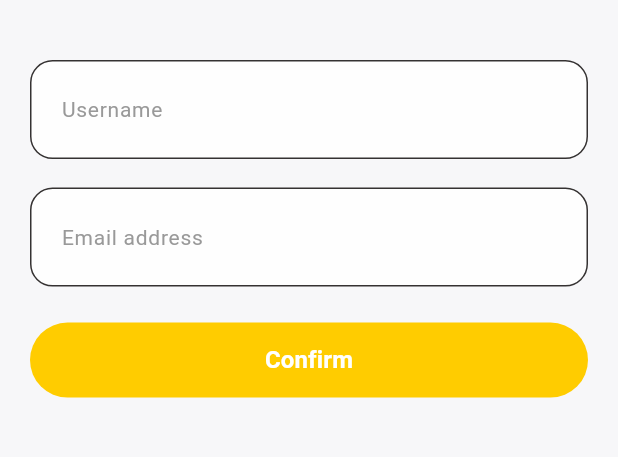
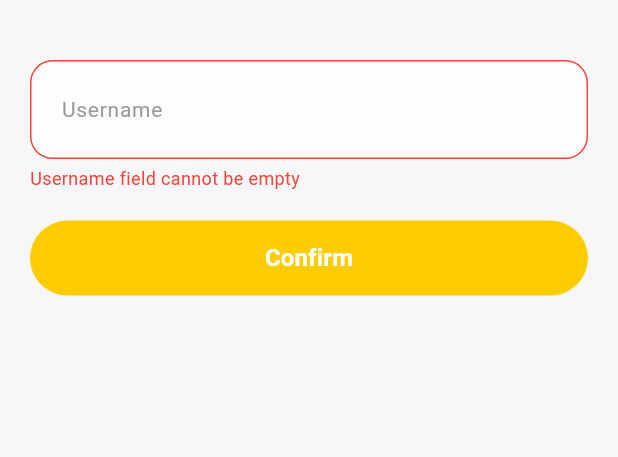
Before and after one commit to MyNameIsCee/carsada_app, a Flutter app: the EditProfile screen opened directly, after a tap on "Confirm", on a phone screen of 412 x 824 dp, the part 292-749 px from its top. Run offline on Flutter 3.47's test engine with Material 3 defaults, Android fonts, the phone set to English and light mode, and no system bars; our stand-ins replace cloud_firestore, file_picker, firebase_auth, firebase_core, flutter_dotenv, flutter_map and 5 more; accounts and stored records are empty.

Commit message:
Updated Edit Prof and Change Pass

```diff
--- a/lib/screens/commuter/profile_menus/edit_profile.dart
+++ b/lib/screens/commuter/profile_menus/edit_profile.dart
@@ -1,9 +1,10 @@
-
 import 'package:flutter/material.dart';
 import 'package:carsada_app/components/back_icon.dart';
 import 'package:carsada_app/validator/validator.dart';
 import 'package:carsada_app/components/text_box.dart';
 import 'package:carsada_app/components/button.dart';
+import 'package:firebase_auth/firebase_auth.dart';
+import 'package:cloud_firestore/cloud_firestore.dart';
 
 class EditProfile extends StatefulWidget {
   const EditProfile({super.key});
@@ -14,13 +15,38 @@ class EditProfile extends StatefulWidget {
 
 class _EditProfileState extends State<EditProfile> {
   final TextEditingController _usernameController = TextEditingController();
-  final TextEditingController _emailController = TextEditingController();
   final GlobalKey<FormState> _formKey = GlobalKey<FormState>();
 
-   @override
+  @override
+  void initState() {
+    super.initState();
+    _loadUserData();
+  }
+
+  Future<void> _loadUserData() async {
+    try {
+      final user = FirebaseAuth.instance.currentUser;
+      if (user == null) return;
+
+      final userDoc = await FirebaseFirestore.instance
+          .collection('users')
+          .doc(user.uid)
+          .get();
+
+      if (userDoc.exists) {
+        final userData = userDoc.data();
+        setState(() {
+          _usernameController.text = userData?['username'] ?? '';
+        });
+      }
+    } catch (e) {
+      print('Error loading user data: $e');
+    }
+  }
+
+  @override
   void dispose() {
     _usernameController.dispose();
-    _emailController.dispose();
     super.dispose();
   }
 
@@ -42,40 +68,42 @@ class _EditProfileState extends State<EditProfile> {
     );
   }
 
-  Container emailTextbox() {
-    return Container(
-      padding: const EdgeInsets.only(left: 20, right: 20, top: 15),
-      child: Column(
-        crossAxisAlignment: CrossAxisAlignment.start,
-        children: [
-          Text_Box(
-            hintText: 'Email address',
-            controller: _emailController,
-            keyboardType: TextInputType.text,
-            validator: emailValidator,
-            autovalidateMode: AutovalidateMode.disabled,
-          ),
-        ],
-      ),
-    );
-  }
-
   Container customButton() {
     return Container(
       padding: const EdgeInsets.only(left: 20, right: 20),
       child: CustomButton(
         text: 'Confirm',
-        onPressed: () {
+        onPressed: () async {
           final form = _formKey.currentState;
-          if (form == null) return;
-          if (!form.validate()) return;
+          if (form == null || !form.validate()) return;
 
+          try {
+            final user = FirebaseAuth.instance.currentUser;
+            if (user == null) return;
+
+            // Update Firestore username
+            await FirebaseFirestore.instance
+                .collection('users')
+                .doc(user.uid)
+                .update({'username': _usernameController.text.trim()});
+
+            // Show success message
+            ScaffoldMessenger.of(context).showSnackBar(
+              const SnackBar(content: Text('Username updated successfully!')),
+            );
+
+            // Return true to indicate the profile was updated
+            Navigator.of(context).pop(true);
+          } catch (e) {
+            print('Error updating username: $e');
+            ScaffoldMessenger.of(context).showSnackBar(
+              const SnackBar(content: Text('Failed to update username.')),
+            );
+          }
         },
       ),
     );
   }
-
-
 
   AppBar appBar(BuildContext context) {
     return AppBar(
@@ -104,6 +132,8 @@ class _EditProfileState extends State<EditProfile> {
       backgroundColor: const Color(0xFFF7F7F9),
       appBar: appBar(context),
       body: SingleChildScrollView(
+        child: Form(
+          key: _formKey,
           child: Column(
             crossAxisAlignment: CrossAxisAlignment.start,
             children: [
@@ -118,12 +148,12 @@ class _EditProfileState extends State<EditProfile> {
               ),
               const SizedBox(height: 40),
               usernameTextbox(),
-              emailTextbox(),
               const SizedBox(height: 20),
               customButton(),
             ],
           ),
         ),
+      ),
     );
   }
 }
```
Also changed, not shown: lib/screens/commuter/profile_menus/change_password.dart (+69 -36 lines), lib/screens/commuter/user_tab_screen.dart (+19 -18 lines).
